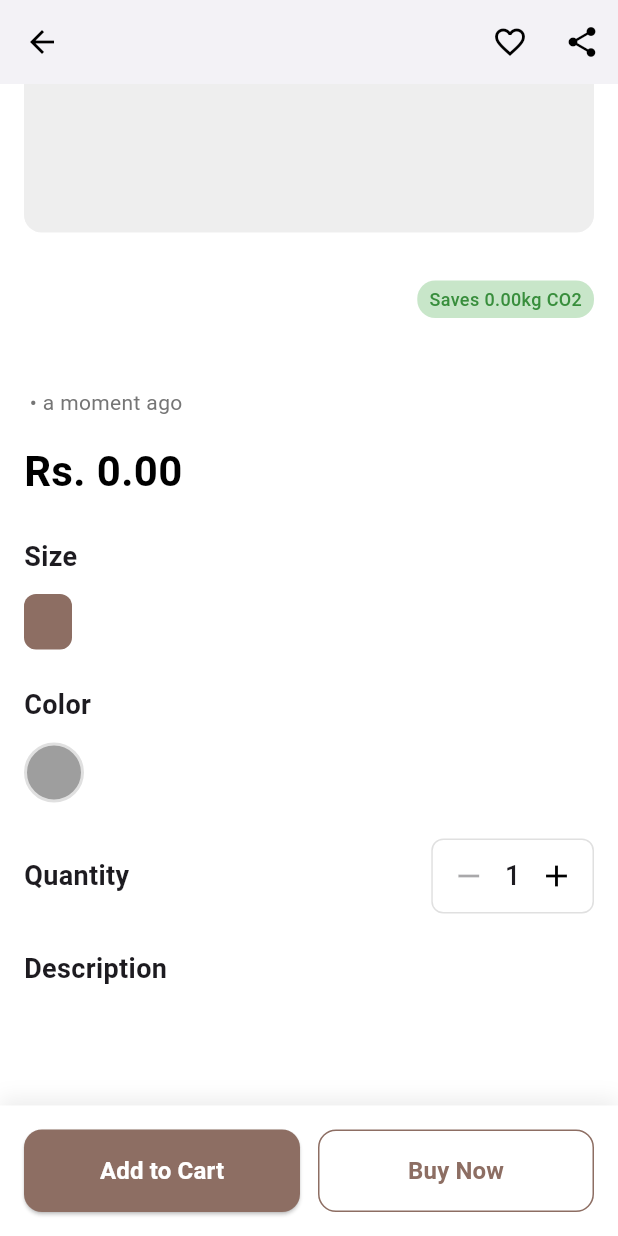
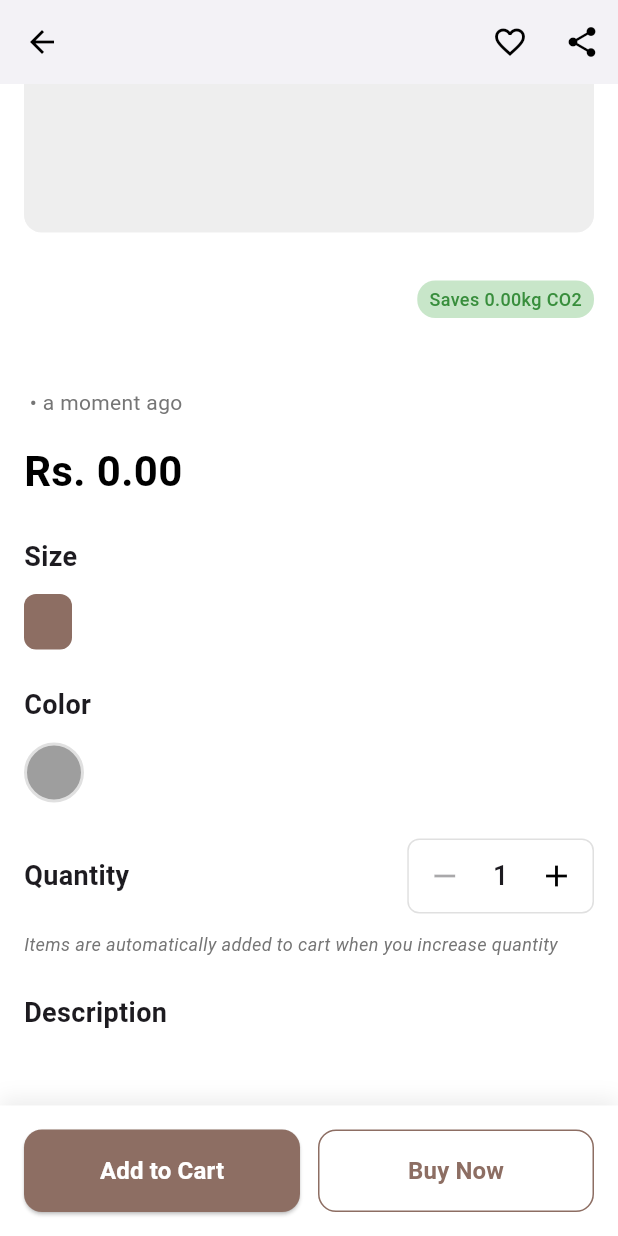
Before and after one commit to HasithFernando/MAD-Project, a Flutter app: the ProductDetails screen opened directly with empty values, scrolled down 217 dp, on a phone screen of 412 x 824 dp. Run offline on Flutter 3.47's test engine with Material 3 defaults, Android fonts, the phone set to English and light mode, and no system bars; our stand-ins replace cloud_firestore, device_preview, firebase_auth, firebase_core, firebase_storage, google_fonts and 2 more; accounts and stored records are empty.

Commit message:
modify the quantity functionality

```diff
--- a/lib/pages/product_details.dart
+++ b/lib/pages/product_details.dart
@@ -1,14 +1,14 @@
 import 'package:flutter/material.dart';
-import 'package:cloud_firestore/cloud_firestore.dart'; // Import for Timestamp if needed
-import 'package:thriftale/models/product_model.dart'; // Import your Product model
+import 'package:cloud_firestore/cloud_firestore.dart';
+import 'package:thriftale/models/product_model.dart';
 import 'package:thriftale/pages/home.dart';
 import 'package:thriftale/utils/pageNavigations.dart';
-import 'package:timeago/timeago.dart' as timeago; // For timeAgo calculation
+import 'package:timeago/timeago.dart' as timeago;
 import 'package:firebase_auth/firebase_auth.dart';
-import 'package:thriftale/services/cart_service.dart'; // Make sure this import exists
+import 'package:thriftale/services/cart_service.dart';
 
 class ProductDetails extends StatefulWidget {
-  final Product product; // This page now requires a Product object
+  final Product product;
 
   const ProductDetails({super.key, required this.product});
 
@@ -17,46 +17,13 @@ class ProductDetails extends StatefulWidget {
 }
 
 class _ProductDetailsState extends State<ProductDetails> {
-  // These are no longer needed as we are directly displaying product's size and color
-  // int selectedSizeIndex = 0;
-  // int selectedColorIndex = 0;
   int quantity = 1;
-  bool isFavorite =
-      false; // You'd typically manage favorites with a service/backend
-
-  // Remove the full lists for selection
-  // final List<String> availableSizes = [
-  //   'XS',
-  //   'S',
-  //   'M',
-  //   'L',
-  //   'XL',
-  //   'XXL',
-  //   'Free Size'
-  // ];
-  // final List<Color> availableColors = [
-  //   Colors.red,
-  //   Colors.blue.shade800,
-  //   Colors.green,
-  //   Colors.black,
-  //   Colors.white,
-  //   Colors.brown.shade400,
-  //   Colors.purple,
-  //   Colors.orange,
-  //   Colors.pink,
-  //   Colors.yellow,
-  //   Colors.teal,
-  //   Colors.grey,
-  // ];
+  bool isFavorite = false;
+  bool isAddingToCart = false; // Loading state for cart operations
 
   @override
   void initState() {
     super.initState();
-    // No need to initialize selectedSizeIndex or selectedColorIndex from available lists
-    // as we're directly using widget.product.size and widget.product.color.
-
-    // You might also check if this product is already favorited by the current user
-    // isFavorite = _checkIfFavorite(widget.product.id); // Requires auth & favorites logic
   }
 
   // Helper to format time ago from a Firestore Timestamp
@@ -75,7 +42,6 @@ class _ProductDetailsState extends State<ProductDetails> {
     if (Navigator.canPop(context)) {
       Navigator.pop(context);
     } else {
-      // If there's no previous page in the stack, navigate to Home
       Navigator.pushAndRemoveUntil(
         context,
         MaterialPageRoute(builder: (context) => const Home()),
@@ -84,15 +50,85 @@ class _ProductDetailsState extends State<ProductDetails> {
     }
   }
 
+  // Method to add single item to cart when quantity is increased
+  Future<void> _addSingleItemToCart() async {
+    final user = FirebaseAuth.instance.currentUser;
+
+    if (user == null) {
+      ScaffoldMessenger.of(context).showSnackBar(
+        const SnackBar(content: Text('Please log in to add items to cart.')),
+      );
+      return;
+    }
+
+    setState(() {
+      isAddingToCart = true;
+    });
+
+    try {
+      await CartService().addToCart(
+        user.uid,
+        widget.product.id,
+        1, // Add only 1 item at a time
+      );
+
+      if (mounted) {
+        ScaffoldMessenger.of(context).showSnackBar(
+          SnackBar(
+            content: Text('${widget.product.name} added to cart!'),
+            backgroundColor: Colors.green,
+            duration: const Duration(seconds: 2),
+          ),
+        );
+      }
+    } catch (e) {
+      print('Error adding to cart: $e');
+      if (mounted) {
+        ScaffoldMessenger.of(context).showSnackBar(
+          const SnackBar(
+            content: Text('Failed to add to cart.'),
+            backgroundColor: Colors.red,
+          ),
+        );
+      }
+    } finally {
+      if (mounted) {
+        setState(() {
+          isAddingToCart = false;
+        });
+      }
+    }
+  }
+
+  // Method to handle quantity increase with auto cart addition
+  void _increaseQuantity() async {
+    setState(() {
+      quantity++;
+    });
+
+    // Automatically add the item to cart when quantity is increased
+    await _addSingleItemToCart();
+  }
+
+  // Method to handle quantity decrease
+  void _decreaseQuantity() {
+    if (quantity > 1) {
+      setState(() {
+        quantity--;
+      });
+      // Note: You might want to implement logic to remove from cart here as well
+      // This would require a method to remove a single item from cart
+    }
+  }
+
   @override
   Widget build(BuildContext context) {
-    // Access the product data using widget.product
     final Product product = widget.product;
 
     return WillPopScope(
       onWillPop: () async {
         _navigateBack();
-        return false; // Prevent default back behavior
+        return false;
       },
       child: Scaffold(
         backgroundColor: Colors.white,
@@ -101,7 +137,7 @@ class _ProductDetailsState extends State<ProductDetails> {
           elevation: 0,
           leading: IconButton(
             icon: const Icon(Icons.arrow_back, color: Colors.black),
-            onPressed: _navigateBack, // Use the custom navigation method
+            onPressed: _navigateBack,
           ),
           actions: [
             IconButton(
@@ -112,14 +148,12 @@ class _ProductDetailsState extends State<ProductDetails> {
               onPressed: () {
                 setState(() {
                   isFavorite = !isFavorite;
-                  // TODO: Implement logic to save/remove from user favorites in Firestore
                 });
               },
             ),
             IconButton(
               icon: const Icon(Icons.share, color: Colors.black),
               onPressed: () {
-                // TODO: Implement sharing functionality (e.g., Share.share package)
                 print('Share product');
               },
             ),
@@ -142,13 +176,12 @@ class _ProductDetailsState extends State<ProductDetails> {
                   borderRadius: BorderRadius.circular(12),
                   child: product.imageUrls.isNotEmpty
                       ? Image.network(
-                          product.imageUrls[0], // Display the first image
+                          product.imageUrls[0],
                           fit: BoxFit.cover,
                           loadingBuilder: (context, child, loadingProgress) {
                             if (loadingProgress == null) {
-                              return child; // Image is fully loaded, show the image
+                              return child;
                             }
-                            // Calculate progress value
                             double? progressValue;
                             if (loadingProgress.expectedTotalBytes != null) {
                               progressValue =
@@ -158,8 +191,7 @@ class _ProductDetailsState extends State<ProductDetails> {
 
                             return Center(
                               child: CircularProgressIndicator(
-                                value:
-                                    progressValue, // Use the calculated progress value (can be null)
+                                value: progressValue,
                                 color: Colors.brown.shade400,
                               ),
                             );
@@ -199,7 +231,7 @@ class _ProductDetailsState extends State<ProductDetails> {
                     Row(
                       children: [
                         Text(
-                          product.sellerName, // Dynamic Seller Name
+                          product.sellerName,
                           style: const TextStyle(
                             fontSize: 16,
                             fontWeight: FontWeight.w500,
@@ -217,7 +249,7 @@ class _ProductDetailsState extends State<ProductDetails> {
                             borderRadius: BorderRadius.circular(12),
                           ),
                           child: Text(
-                            'Saves ${product.co2Saved.toStringAsFixed(2)}kg CO2', // Dynamic CO2 Saved
+                            'Saves ${product.co2Saved.toStringAsFixed(2)}kg CO2',
                             style: TextStyle(
                               fontSize: 12,
                               color: Colors.green.shade700,
@@ -232,7 +264,7 @@ class _ProductDetailsState extends State<ProductDetails> {
 
                     // Product title
                     Text(
-                      product.name, // Dynamic Product Name
+                      product.name,
                       style: const TextStyle(
                         fontSize: 24,
                         fontWeight: FontWeight.bold,
@@ -243,7 +275,7 @@ class _ProductDetailsState extends State<ProductDetails> {
 
                     // Location and time
                     Text(
-                      '${product.location} • ${_getTimeAgo(product.timestamp)}', // Dynamic Location and Time
+                      '${product.location} • ${_getTimeAgo(product.timestamp)}',
                       style: TextStyle(
                         fontSize: 14,
                         color: Colors.grey.shade600,
@@ -254,7 +286,7 @@ class _ProductDetailsState extends State<ProductDetails> {
 
                     // Price
                     Text(
-                      _formatPrice(product.price), // Dynamic Price
+                      _formatPrice(product.price),
                       style: const TextStyle(
                         fontSize: 28,
                         fontWeight: FontWeight.bold,
@@ -283,7 +315,7 @@ class _ProductDetailsState extends State<ProductDetails> {
                         borderRadius: BorderRadius.circular(8),
                       ),
                       child: Text(
-                        product.size, // Display the product's actual size
+                        product.size,
                         style: const TextStyle(
                           color: Colors.white,
                           fontWeight: FontWeight.w500,
@@ -306,8 +338,7 @@ class _ProductDetailsState extends State<ProductDetails> {
                       width: 40,
                       height: 40,
                       decoration: BoxDecoration(
-                        color:
-                            product.color, // Display the product's actual color
+                        color: product.color,
                         shape: BoxShape.circle,
                         border: Border.all(
                           color: Colors.grey.shade300,
@@ -318,7 +349,7 @@ class _ProductDetailsState extends State<ProductDetails> {
 
                     const SizedBox(height: 24),
 
-                    // Quantity selection (mostly useful if you have multiple of the exact same thrift item)
+                    // Quantity selection with auto cart addition
                     Row(
                       children: [
                         const Text(
@@ -337,37 +368,60 @@ class _ProductDetailsState extends State<ProductDetails> {
                           child: Row(
                             children: [
                               IconButton(
-                                onPressed: quantity > 1
-                                    ? () {
-                                        setState(() {
-                                          quantity--;
-                                        });
-                                      }
-                                    : null,
+                                onPressed:
+                                    quantity > 1 ? _decreaseQuantity : null,
                                 icon: const Icon(Icons.remove),
                                 color:
                                     quantity > 1 ? Colors.black : Colors.grey,
                               ),
-                              Text(
-                                quantity.toString(),
-                                style: const TextStyle(
-                                  fontSize: 18,
-                                  fontWeight: FontWeight.w500,
+                              Container(
+                                padding:
+                                    const EdgeInsets.symmetric(horizontal: 8),
+                                child: Row(
+                                  children: [
+                                    Text(
+                                      quantity.toString(),
+                                      style: const TextStyle(
+                                        fontSize: 18,
+                                        fontWeight: FontWeight.w500,
+                                      ),
+                                    ),
+                                    if (isAddingToCart) ...[
+                                      const SizedBox(width: 8),
+                                      const SizedBox(
+                                        width: 12,
+                                        height: 12,
+                                        child: CircularProgressIndicator(
+                                          strokeWidth: 2,
+                                        ),
+                                      ),
+                                    ],
+                                  ],
                                 ),
                               ),
                               IconButton(
-                                onPressed: () {
-                                  setState(() {
-                                    quantity++;
-                                  });
-                                },
+                                onPressed:
+                                    isAddingToCart ? null : _increaseQuantity,
                                 icon: const Icon(Icons.add),
-                                color: Colors.black,
+                                color:
+                                    isAddingToCart ? Colors.grey : Colors.black,
                               ),
                             ],
                           ),
                         ),
                       ],
+                    ),
+
+                    const SizedBox(height: 12),
+
+                    // Info text about auto cart addition
+                    Text(
+                      'Items are automatically added to cart when you increase quantity',
+                      style: TextStyle(
+                        fontSize: 12,
+                        color: Colors.grey.shade600,
+                        fontStyle: FontStyle.italic,
+                      ),
                     ),
 
                     const SizedBox(height: 24),
@@ -382,7 +436,7 @@ class _ProductDetailsState extends State<ProductDetails> {
                     ),
                     const SizedBox(height: 8),
                     Text(
-                      product.description, // Dynamic Description
+                      product.description,
                       style: TextStyle(
                         fontSize: 14,
                         color: Colors.grey.shade700,
@@ -417,9 +471,8 @@ class _ProductDetailsState extends State<ProductDetails> {
                     final user = FirebaseAuth.instance.currentUser;
 
                     if (user == null) {
-                      // Optionally redirect to login
                       ScaffoldMessenger.of(context).showSnackBar(
-                        SnackBar(
+                        const SnackBar(
                             content:
                                 Text('Please log in to add items to cart.')),
                       );
@@ -430,16 +483,16 @@ class _ProductDetailsState extends State<ProductDetails> {
                       await CartService().addToCart(
                         user.uid,
                         product.id,
-                        quantity, // from your quantity selector
+                        quantity,
                       );
 
                       ScaffoldMessenger.of(context).showSnackBar(
-                        SnackBar(content: Text('Added to cart!')),
+                        const SnackBar(content: Text('Added to cart!')),
                       );
                     } catch (e) {
                       print('Error adding to cart: $e');
                       ScaffoldMessenger.of(context).showSnackBar(
-                        SnackBar(content: Text('Failed to add to cart.')),
+                        const SnackBar(content: Text('Failed to add to cart.')),
                       );
                     }
                   },
@@ -464,7 +517,6 @@ class _ProductDetailsState extends State<ProductDetails> {
               Expanded(
                 child: OutlinedButton(
                   onPressed: () {
-                    // TODO: Implement Buy Now logic (e.g., direct checkout)
                     print(
                         'Buy Now: ${product.name}, Size: ${product.size}, Color: ${product.color.value}, Quantity: $quantity');
                   },
```
Also changed, not shown: 4 other files.
